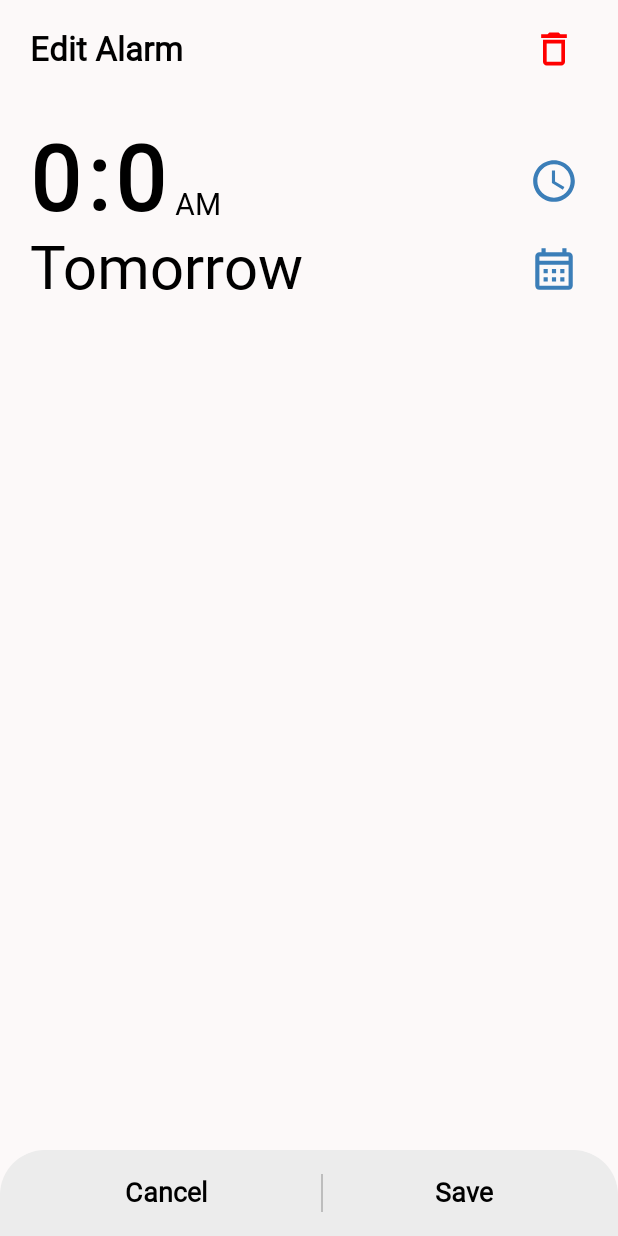
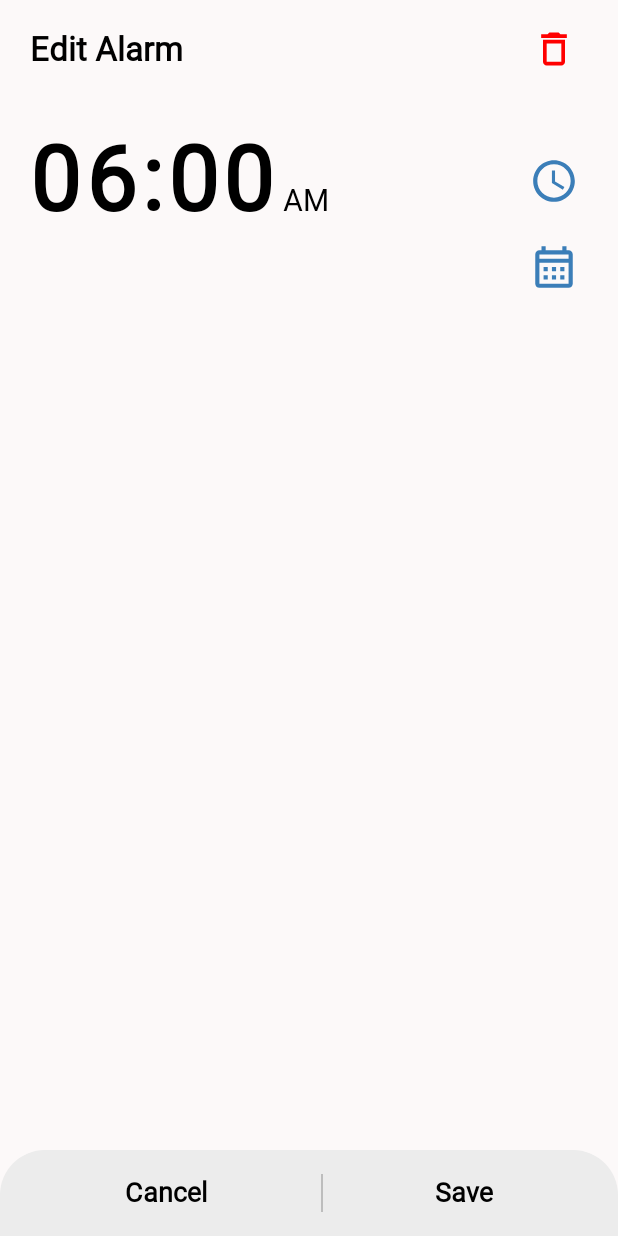
Before and after one commit to piyushprajpti/PY_Clock, an Android app built with Jetpack Compose: the EditAlarmScreen screen opened through its navigation route, on a phone screen of 412 x 824 dp. Run offline under Robolectric (Android 15) with nearby library versions, the phone set to English and light mode, and no system bars; our stand-ins replace Dagger/Hilt's generated code; Roboto replaces fonts that are not available here.

Commit message:
created date and time selectors

```diff
--- a/app/src/main/java/com/piyushprajpti/pyclock/presentation/alarm_screen/util/DateSelector.kt
+++ b/app/src/main/java/com/piyushprajpti/pyclock/presentation/alarm_screen/util/DateSelector.kt
@@ -25,6 +25,9 @@ import androidx.compose.ui.text.font.FontWeight
 import androidx.compose.ui.unit.dp
 import androidx.compose.ui.unit.sp
 import com.piyushprajpti.pyclock.ui.theme.VioletBlue
+import java.text.SimpleDateFormat
+import java.util.Date
+import java.util.Locale
 
 @OptIn(ExperimentalMaterial3Api::class)
 @Composable
@@ -35,16 +38,21 @@ fun DateSelector(
         mutableStateOf(false)
     }
 
+    val date = remember {
+        mutableStateOf(dateFormatter(datePickerState.selectedDateMillis))
+    }
+
     Row(
         modifier = Modifier.fillMaxWidth(),
         horizontalArrangement = Arrangement.SpaceBetween,
         verticalAlignment = Alignment.CenterVertically
     ) {
         Text(
-            text = "Tomorrow",
+            text = date.value,
             style = MaterialTheme.typography.bodyLarge,
             color = MaterialTheme.colorScheme.primary,
-            fontSize = 40.sp,
+            fontSize = 26.sp,
+            fontWeight = FontWeight.Bold
         )
 
         Icon(imageVector = Icons.Outlined.CalendarMonth,
@@ -79,8 +87,18 @@ fun DateSelector(
                 showDialogBox.value = false
             },
             onOkClick = {
+                date.value = dateFormatter(datePickerState.selectedDateMillis)
                 showDialogBox.value = false
             }
         )
     }
 }
+
+fun dateFormatter(millis: Long?): String {
+    if (millis != null) {
+        val dateFormat = SimpleDateFormat("dd MMMM yyyy", Locale.getDefault())
+        val dateString = dateFormat.format(Date(millis))
+
+        return dateString
+    } else return ""
+}
--- a/app/src/main/java/com/piyushprajpti/pyclock/presentation/alarm_screen/util/TimeSelector.kt
+++ b/app/src/main/java/com/piyushprajpti/pyclock/presentation/alarm_screen/util/TimeSelector.kt
@@ -37,7 +37,17 @@ fun TimeSelector(
         mutableStateOf(false)
     }
 
-    val period = if (timePickerState.hour < 12) "AM" else "PM"
+    val hour = remember {
+        mutableStateOf("06")
+    }
+
+    val minute = remember {
+        mutableStateOf("00")
+    }
+
+    val period = remember {
+        mutableStateOf("AM")
+    }
 
     Row(
         modifier = Modifier.fillMaxWidth(),
@@ -47,20 +57,20 @@ fun TimeSelector(
 
         Row(verticalAlignment = Alignment.Bottom) {
             Text(
-                text = "${timePickerState.hour}:${timePickerState.minute}",
+                text = "${hour.value}:${minute.value}",
                 style = MaterialTheme.typography.bodyLarge,
                 color = MaterialTheme.colorScheme.primary,
                 fontSize = 60.sp,
                 fontWeight = FontWeight.Bold,
-                letterSpacing = 4.sp
+                letterSpacing = 3.sp
             )
             Spacer(modifier = Modifier.width(5.dp))
             Text(
-                text = period,
+                text = period.value,
                 style = MaterialTheme.typography.bodyLarge,
                 color = MaterialTheme.colorScheme.primary,
                 fontSize = 20.sp,
-                modifier = Modifier.padding(bottom = 7.dp)
+                modifier = Modifier.padding(bottom = 10.dp)
             )
         }
 
@@ -85,8 +95,28 @@ fun TimeSelector(
                 showDialogBox.value = false
             },
             onOkClick = {
+                val temp = timeFormatter(timePickerState.hour, timePickerState.minute)
+                hour.value = temp.first
+                minute.value = temp.second
+                period.value = temp.third
                 showDialogBox.value = false
             }
         )
     }
 }
+
+fun timeFormatter(hour: Int, minute: Int): Triple<String, String, String> {
+    val period = if (hour < 12) "AM" else "PM"
+    val adjustedHour = when {
+        hour == 0 -> "12"
+        hour < 10 -> "0$hour"
+        hour > 19 -> "${hour - 12}"
+        hour > 12 -> "0${hour - 12}"
+        else -> "$hour"
+    }
+    val adjustedMinute = when {
+        minute < 10 -> "0$minute"
+        else -> "$minute"
+    }
+    return Triple(adjustedHour, adjustedMinute, period)
+}
```
Also changed, not shown: app/src/main/java/com/piyushprajpti/pyclock/presentation/alarm_screen/util/Components.kt (added, +20 -0 lines).
